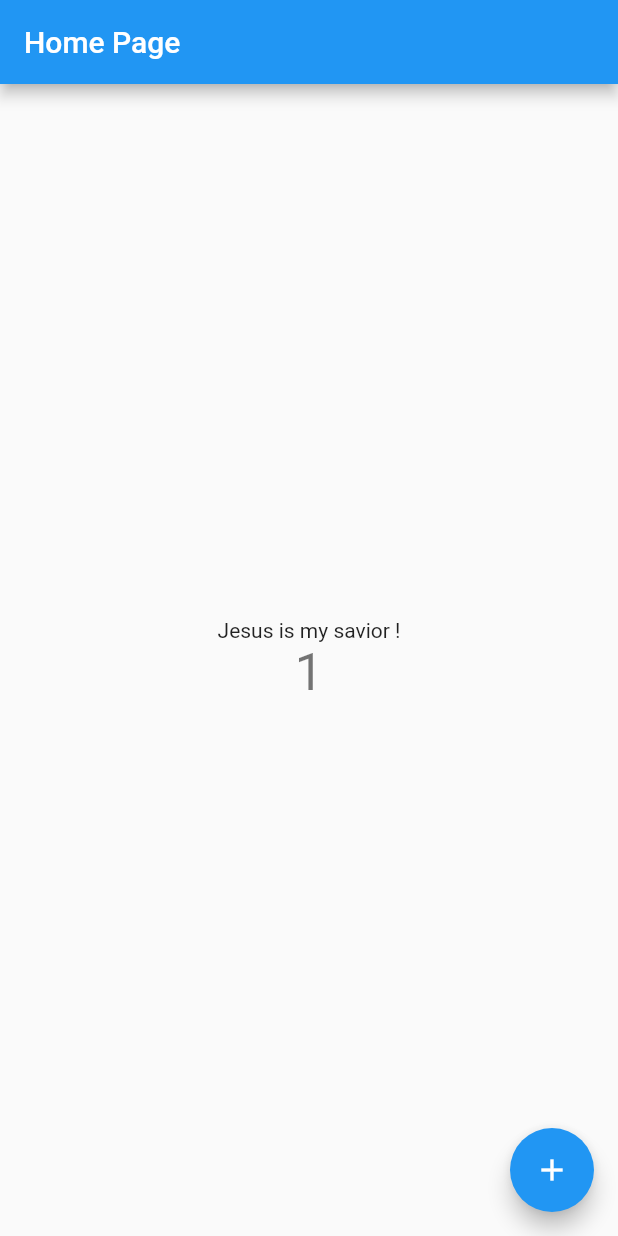
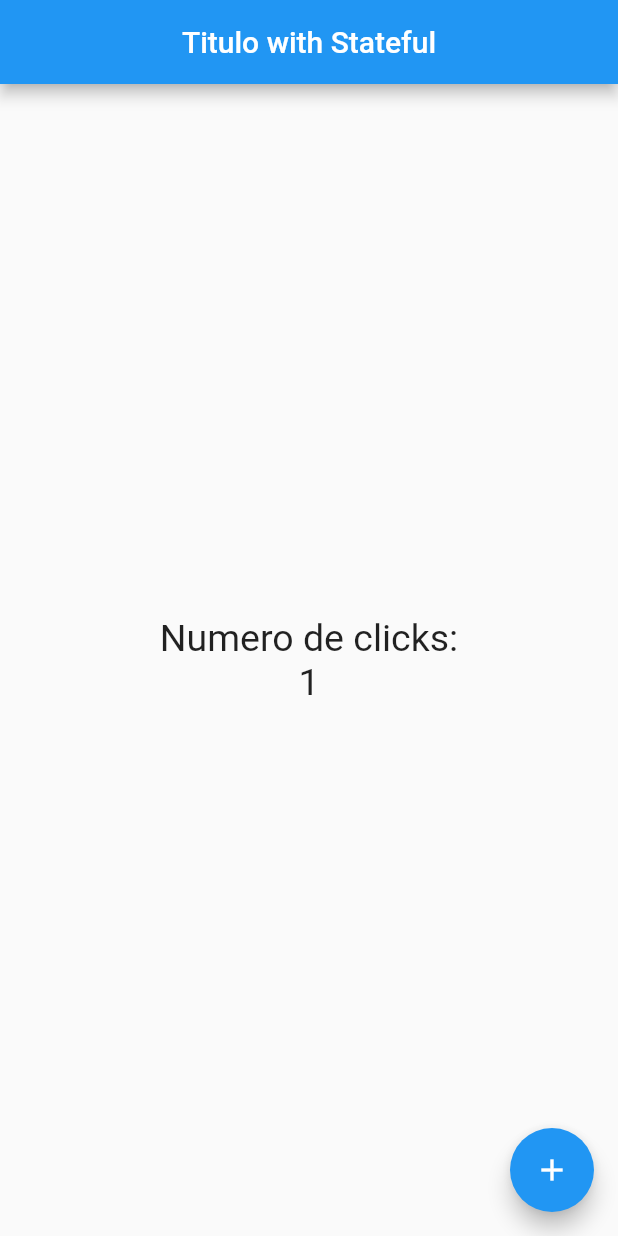
Before and after one commit to jonas-colas/Flutter-First-App, a Flutter app: the screen it shows after launch, after a tap on the "add" icon, on a phone screen of 412 x 824 dp. Run offline on Flutter 3.47's test engine with Material 2 defaults, Android fonts, the phone set to English and light mode, and no system bars.

```diff
--- a/analysis_options.yaml
+++ b/analysis_options.yaml
@@ -7,7 +7,7 @@
 
 # The following line activates a set of recommended lints for Flutter apps,
 # packages, and plugins designed to encourage good coding practices.
-include: package:flutter_lints/flutter.yaml
+#include: package:flutter_lints/flutter.yaml
 
 linter:
   # The lint rules applied to this project can be customized in the
--- a/lib/main.dart
+++ b/lib/main.dart
@@ -1,115 +1,7 @@
 import 'package:flutter/material.dart';
 
+import './src/app.dart';
+
 void main() {
-  runApp(const MyApp());
+  runApp(MyApp());
 }
-
-class MyApp extends StatelessWidget {
-  const MyApp({Key? key}) : super(key: key);
-
-  // This widget is the root of your application.
-  @override
-  Widget build(BuildContext context) {
-    return MaterialApp(
-      title: 'Flutter Demo',
-      theme: ThemeData(
-        // This is the theme of your application.
-        //
-        // Try running your application with "flutter run". You'll see the
-        // application has a blue toolbar. Then, without quitting the app, try
-        // changing the primarySwatch below to Colors.green and then invoke
-        // "hot reload" (press "r" in the console where you ran "flutter run",
-        // or simply save your changes to "hot reload" in a Flutter IDE).
-        // Notice that the counter didn't reset back to zero; the application
-        // is not restarted.
-        primarySwatch: Colors.blue,
-      ),
-      home: const MyHomePage(title: 'Home Page'),
-    );
-  }
-}
-
-class MyHomePage extends StatefulWidget {
-  const MyHomePage({Key? key, required this.title}) : super(key: key);
-
-  // This widget is the home page of your application. It is stateful, meaning
-  // that it has a State object (defined below) that contains fields that affect
-  // how it looks.
-
-  // This class is the configuration for the state. It holds the values (in this
-  // case the title) provided by the parent (in this case the App widget) and
-  // used by the build method of the State. Fields in a Widget subclass are
-  // always marked "final".
-
-  final String title;
-
-  @override
-  State<MyHomePage> createState() => _MyHomePageState();
-}
-
-class _MyHomePageState extends State<MyHomePage> {
-  int _counter = 0;
-
-  void _incrementCounter() {
-    setState(() {
-      // This call to setState tells the Flutter framework that something has
-      // changed in this State, which causes it to rerun the build method below
-      // so that the display can reflect the updated values. If we changed
-      // _counter without calling setState(), then the build method would not be
-      // called again, and so nothing would appear to happen.
-      _counter++;
-    });
-  }
-
-  @override
-  Widget build(BuildContext context) {
-    // This method is rerun every time setState is called, for instance as done
-    // by the _incrementCounter method above.
-    //
-    // The Flutter framework has been optimized to make rerunning build methods
-    // fast, so that you can just rebuild anything that needs updating rather
-    // than having to individually change instances of widgets.
-    return Scaffold(
-      appBar: AppBar(
-        // Here we take the value from the MyHomePage object that was created by
-        // the App.build method, and use it to set our appbar title.
-        title: Text(widget.title),
-      ),
-      body: Center(
-        // Center is a layout widget. It takes a single child and positions it
-        // in the middle of the parent.
-        child: Column(
-          // Column is also a layout widget. It takes a list of children and
-          // arranges them vertically. By default, it sizes itself to fit its
-          // children horizontally, and tries to be as tall as its parent.
-          //
-          // Invoke "debug painting" (press "p" in the console, choose the
-          // "Toggle Debug Paint" action from the Flutter Inspector in Android
-          // Studio, or the "Toggle Debug Paint" command in Visual Studio Code)
-          // to see the wireframe for each widget.
-          //
-          // Column has various properties to control how it sizes itself and
-          // how it positions its children. Here we use mainAxisAlignment to
-          // center the children vertically; the main axis here is the vertical
-          // axis because Columns are vertical (the cross axis would be
-          // horizontal).
-          mainAxisAlignment: MainAxisAlignment.center,
-          children: <Widget>[
-            const Text(
-              'Jesus is my savior !',
-            ),
-            Text(
-              '$_counter',
-              style: Theme.of(context).textTheme.headline4,
-            ),
-          ],
-        ),
-      ),
-      floatingActionButton: FloatingActionButton(
-        onPressed: _incrementCounter,
-        tooltip: 'Increment',
-        child: const Icon(Icons.add),
-      ), // This trailing comma makes auto-formatting nicer for build methods.
-    );
-  }
-}
--- /dev/null
+++ b/lib/src/app.dart
@@ -0,0 +1,17 @@
+import 'package:first_flutter_app/src/pages/contador.dart';
+import 'package:flutter/material.dart';
+
+// import 'pages/home_page.dart';
+
+class MyApp extends StatelessWidget {
+  @override
+  Widget build(context) {
+    return MaterialApp(
+      debugShowCheckedModeBanner: false,
+      home: Center(
+        // child: HomePage(),
+        child: Contador(),
+      ),
+    );
+  }
+}
--- /dev/null
+++ b/lib/src/pages/contador.dart
@@ -0,0 +1,38 @@
+import 'package:flutter/material.dart';
+
+class Contador extends StatefulWidget {
+  @override
+  createState() => _ContadorState();
+}
+
+class _ContadorState extends State<Contador> {
+  final _texto = new TextStyle(fontSize: 25);
+
+  int _contar = 0;
+
+  @override
+  Widget build(BuildContext context) {
+    return Scaffold(
+        appBar: AppBar(
+          title: Text('Titulo with Stateful'),
+          centerTitle: true,
+        ),
+        body: Center(
+          child: Column(
+            mainAxisAlignment: MainAxisAlignment.center,
+            children: <Widget>[
+              Text('Numero de clicks:', style: _texto),
+              Text('$_contar', style: _texto),
+            ],
+          ),
+        ),
+        floatingActionButton: FloatingActionButton(
+          child: Icon(Icons.add),
+          onPressed: () {
+            setState(() {
+              _contar++;
+            });
+          },
+        ));
+  }
+}
--- a/pubspec.yaml
+++ b/pubspec.yaml
@@ -44,7 +44,7 @@ dev_dependencies:
   # activated in the `analysis_options.yaml` file located at the root of your
   # package. See that file for information about deactivating specific lint
   # rules and activating additional ones.
-  flutter_lints: ^1.0.0
+  #flutter_lints: ^1.0.0
 
 # For information on the generic Dart part of this file, see the
 # following page: https://dart.dev/tools/pub/pubspec
```
Also changed, not shown: lib/src/pages/home_page.dart (added, +32 -0 lines), pubspec.lock.
